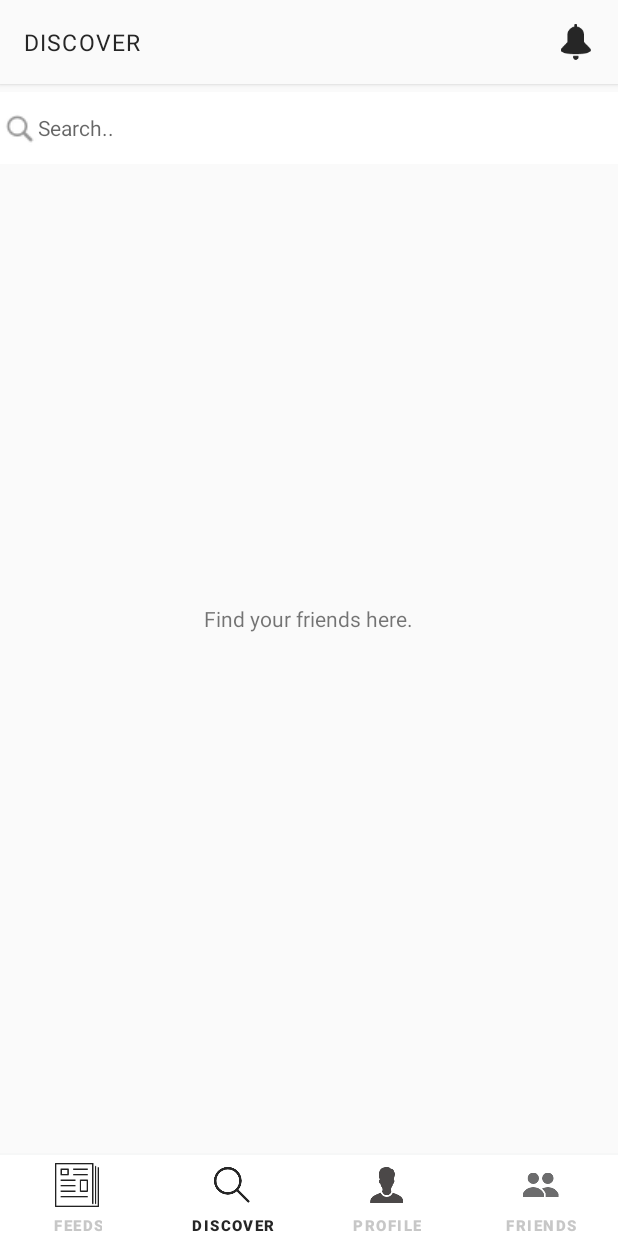
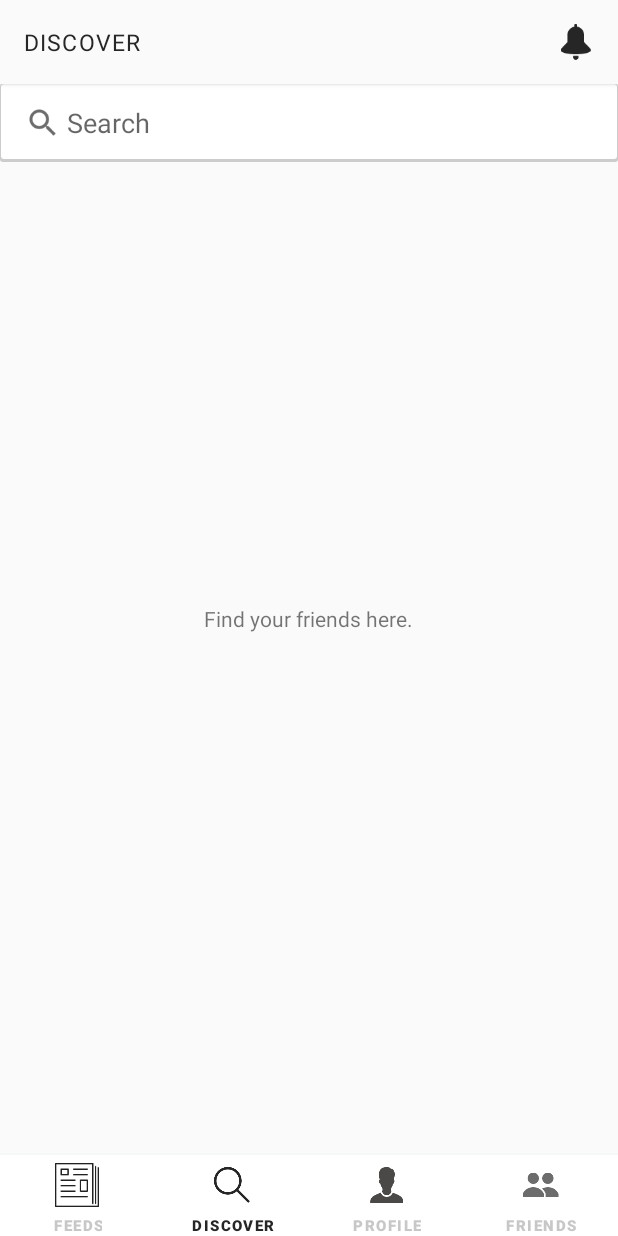
Before and after one commit to ashwinicodetreasure/Fitorto, an Android app: the fragment FollowingFragment placed in its activity, on a phone screen of 412 x 824 dp. Run offline under Robolectric (Android 15) with nearby library versions, the phone set to English and light mode, and no system bars; 1 statement that could not run was skipped.

```diff
--- a/app/src/main/java/com/ct/fitorto/activity/SearchFriendActivity.java
+++ b/app/src/main/java/com/ct/fitorto/activity/SearchFriendActivity.java
@@ -2,6 +2,7 @@ package com.ct.fitorto.activity;
 
 import android.content.Intent;
 import android.database.Cursor;
+import android.os.Build;
 import android.os.Bundle;
 import android.os.Parcelable;
 import android.support.v4.widget.SimpleCursorAdapter;
@@ -50,6 +51,10 @@ public class SearchFriendActivity extends AppCompatActivity implements SearchRes
     protected void onCreate(Bundle savedInstanceState) {
         super.onCreate(savedInstanceState);
         setContentView(R.layout.search_friend_activity);
+        if (Build.VERSION.SDK_INT >= Build.VERSION_CODES.LOLLIPOP) {
+
+        } else {
+        }
         Toolbar toolbar = (Toolbar) findViewById(R.id.toolbar);
         if (toolbar != null) {
             setSupportActionBar(toolbar);
--- a/app/src/main/java/com/ct/fitorto/custom/LogoTextView.java
+++ b/app/src/main/java/com/ct/fitorto/custom/LogoTextView.java
@@ -28,7 +28,7 @@ public class LogoTextView extends TextView {
 
     private void style(Context context) {
         Typeface tf = Typeface.createFromAsset(context.getAssets(),
-                "Helvetica-Condensed.otf");
+                "Newgtbxc.ttf");
         setTypeface(tf);
 
     }
--- a/app/src/main/java/com/ct/fitorto/fragments/FeedFragment.java
+++ b/app/src/main/java/com/ct/fitorto/fragments/FeedFragment.java
@@ -76,7 +76,7 @@ public class FeedFragment extends BaseFragment {
                 if (Build.VERSION.SDK_INT >= Build.VERSION_CODES.LOLLIPOP) {
                     ActivityOptions options =
                             ActivityOptions.makeSceneTransitionAnimation(getActivity(), fab, fab.getTransitionName());
-                    startActivity(new Intent(getActivity(), ShareActivity.class),/* ApplicationData.FEED_REQUEST_CODE,*/ options.toBundle());
+                    getActivity().startActivityForResult(new Intent(getActivity(), ShareActivity.class), ApplicationData.FEED_REQUEST_CODE ,options.toBundle());
                 } else {
                     Intent intent = new Intent(getActivity(), ShareActivity.class);
                     startActivityForResult(intent, ApplicationData.FEED_REQUEST_CODE);
--- a/app/src/main/java/com/ct/fitorto/fragments/FollowingFragment.java
+++ b/app/src/main/java/com/ct/fitorto/fragments/FollowingFragment.java
@@ -1,6 +1,8 @@
 package com.ct.fitorto.fragments;
 
+import android.app.ActivityOptions;
 import android.content.Intent;
+import android.os.Build;
 import android.os.Bundle;
 import android.support.annotation.Nullable;
 import android.support.v4.app.Fragment;
@@ -14,11 +16,14 @@ import android.view.MenuItem;
 import android.view.View;
 import android.view.ViewGroup;
 import android.widget.AdapterView;
+import android.widget.EditText;
+import android.widget.LinearLayout;
 import android.widget.TextView;
 
 import com.ct.fitorto.R;
 import com.ct.fitorto.activity.FriendsProfileActivity;
 import com.ct.fitorto.activity.SearchFriendActivity;
+import com.ct.fitorto.activity.ShareActivity;
 import com.ct.fitorto.adapter.FollowingAdapter;
 import com.ct.fitorto.custom.MaterialSearchView;
 import com.ct.fitorto.model.Following;
@@ -33,8 +38,9 @@ public class FollowingFragment extends Fragment implements FollowingAdapter.OnIt
 
     private RecyclerView recycler_view;
     private ArrayList<Following> followings = new ArrayList<>();
-    private TextView searchViewLayout;
+    private EditText searchViewLayout;
     private TextView tvEmpty;
+    private LinearLayout linearLayout;
 
     public static FollowingFragment getInstance(ArrayList<Following> followers) {
         FollowingFragment fragment = new FollowingFragment();
@@ -65,11 +71,12 @@ public class FollowingFragment extends Fragment implements FollowingAdapter.OnIt
 
     private void initLayout(View view) {
         recycler_view = (RecyclerView) view.findViewById(R.id.recycler_view);
-        searchViewLayout = (TextView) view.findViewById(R.id.search);
+        searchViewLayout = (EditText) view.findViewById(R.id.search);
         tvEmpty = (TextView) view.findViewById(R.id.tvEmpty);
         LinearLayoutManager manager = new LinearLayoutManager(getActivity());
         recycler_view.setLayoutManager(manager);
         followings = getArguments().getParcelableArrayList(ApplicationData.FOLLOWING_LIST);
+        linearLayout= (LinearLayout) view.findViewById(R.id.linearLayout);
         if (followings != null) {
             if (followings.size() > 0) {
                 tvEmpty.setVisibility(View.GONE);
@@ -84,8 +91,16 @@ public class FollowingFragment extends Fragment implements FollowingAdapter.OnIt
         searchViewLayout.setOnClickListener(new View.OnClickListener() {
             @Override
             public void onClick(View view) {
-                Intent i = new Intent(getActivity(), SearchFriendActivity.class);
-                startActivity(i);
+              /*  Intent i = new Intent(getActivity(), SearchFriendActivity.class);
+                startActivity(i);*/
+                if (Build.VERSION.SDK_INT >= Build.VERSION_CODES.LOLLIPOP) {
+                    ActivityOptions options =
+                            ActivityOptions.makeSceneTransitionAnimation(getActivity(), linearLayout, linearLayout.getTransitionName());
+                    startActivity(new Intent(getActivity(), SearchFriendActivity.class),/* ApplicationData.FEED_REQUEST_CODE,*/ options.toBundle());
+                }else {
+                    Intent i = new Intent(getActivity(), SearchFriendActivity.class);
+                    startActivity(i);
+                }
                 // startActivityForResult(i,ApplicationData.SEARCH_FRIEND_CODE);
             }
         });
--- /dev/null
+++ b/app/src/main/res/drawable/drawable_search.xml
@@ -0,0 +1,33 @@
+<?xml version="1.0" encoding="utf-8"?>
+<layer-list xmlns:android="http://schemas.android.com/apk/res/android">
+
+    <item>
+        <shape
+            android:dither="true"
+            android:shape="rectangle">
+            <corners android:radius="2dp" />
+
+            <solid android:color="#ccc" />
+        </shape>
+    </item>
+    <item
+        android:bottom="2dp"
+        android:left="1dp"
+        android:right="1dp"
+        android:top="0.5dp">
+        <shape
+            android:dither="true"
+            android:shape="rectangle">
+            <corners android:radius="2dp" />
+
+            <solid android:color="@android:color/white" />
+
+            <padding
+                android:bottom="0dp"
+                android:left="3dp"
+                android:right="3dp"
+                android:top="0dp" />
+        </shape>
+    </item>
+
+</layer-list>
--- a/app/src/main/res/layout/fragment_followers.xml
+++ b/app/src/main/res/layout/fragment_followers.xml
@@ -9,22 +9,27 @@
         android:layout_width="fill_parent"
         android:layout_height="wrap_content"
         android:layout_alignParentTop="true"
+        android:transitionName="@string/search_transition"
+        android:background="@drawable/drawable_search"
         android:orientation="horizontal">
 
-        <com.ct.fitorto.custom.CustomTextView
+
+        <EditText
             android:id="@+id/search"
-            android:layout_width="fill_parent"
-            android:layout_height="48dp"
-            android:layout_marginTop="5dp"
-            android:layout_weight="0.5"
-            android:background="#FFFFFF"
-            android:drawableLeft="@drawable/search"
-            android:focusable="true"
-            android:gravity="center_vertical"
-            android:hint="Search.."
-            android:textAllCaps="true"
-            android:inputType="textNoSuggestions" />
-
+            android:layout_width="match_parent"
+            android:layout_height="wrap_content"
+            android:layout_gravity="center_horizontal"
+            android:layout_toLeftOf="@+id/btn_clear"
+            android:layout_toStartOf="@+id/btn_clear"
+            android:background="@android:color/transparent"
+            android:drawableLeft="@drawable/ic_action_action_search"
+            android:drawableTint="@color/tint"
+            android:hint="Search"
+            android:focusableInTouchMode="false"
+            android:editable="false"
+            android:padding="10dp"
+            android:singleLine="true"
+            android:textSize="18dp" />
     </LinearLayout>
 
     <android.support.v7.widget.RecyclerView
--- a/app/src/main/res/layout/list_item_friends_detail.xml
+++ b/app/src/main/res/layout/list_item_friends_detail.xml
@@ -17,6 +17,7 @@
             android:layout_height="40dp"
             android:layout_margin="16dp"
             app:civ_border_width="1dp"
+            android:transitionName="@string/profile_transition"
             app:civ_border_color="@color/image_border"
             android:src="@drawable/ic_profile" />
 
--- a/app/src/main/res/layout/search_friend_activity.xml
+++ b/app/src/main/res/layout/search_friend_activity.xml
@@ -5,8 +5,11 @@
     android:orientation="vertical">
 
     <RelativeLayout
+        android:id="@+id/rlSearch"
         android:layout_width="match_parent"
         android:layout_height="wrap_content"
+        android:transitionName="@string/search_transition"
+        android:background="@drawable/drawable_search"
         android:orientation="horizontal">
 
         <EditText
--- a/app/src/main/res/values/strings.xml
+++ b/app/src/main/res/values/strings.xml
@@ -32,4 +32,6 @@
     <string name="action_action_phone">Mobile Number</string>
     <string name="error_invalid_phone">Invalide Mobile Number</string>
     <string name="activity_image_trans">feed_transition</string>
+    <string name="search_transition">Follower_transition</string>
+    <string name="profile_transition">profile_transiton</string>
 </resources>
```
Also changed, not shown: app/src/main/java/com/ct/fitorto/activity/FriendsProfileActivity.java (+26 -0 lines), app/src/main/java/com/ct/fitorto/fragments/FollowerFragment.java (+15 -4 lines), app/src/main/res/layout/friends_profile.xml (+32 -28 lines), app/src/main/assets/Gotham-Black.otf (deleted), app/src/main/assets/Gotham-Bold.otf (deleted), app/src/main/assets/Gotham-Book.otf (deleted), app/src/main/assets/Gotham-Medium.otf (deleted), app/src/main/assets/Helvetica-Condensed.otf (deleted), app/src/main/assets/HelveticaBd.ttf (deleted), app/src/main/assets/HelveticaNeue-Medium.ttf (deleted).
